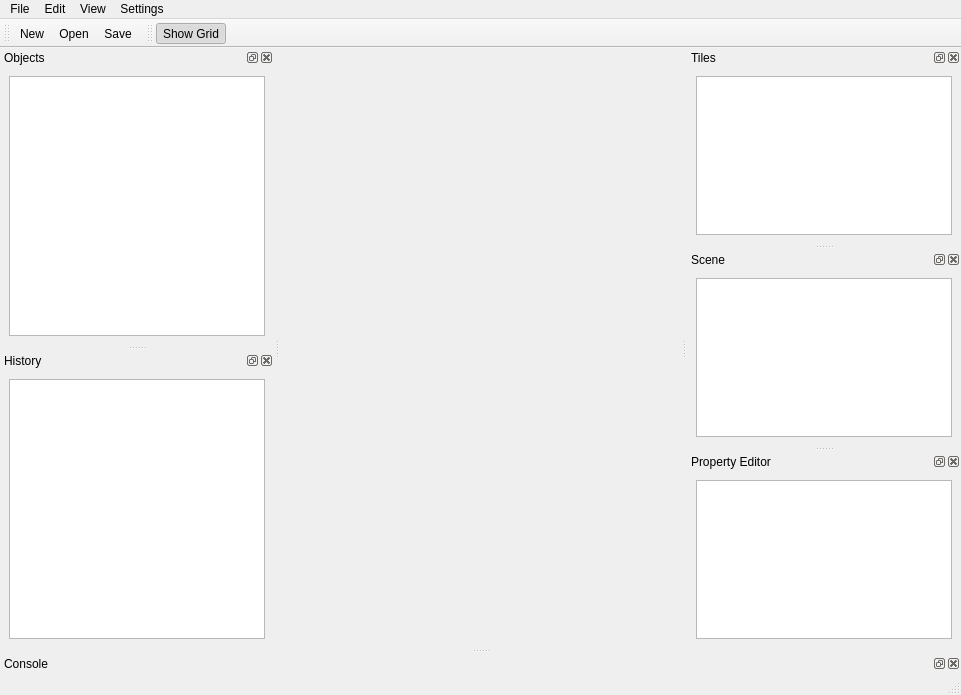
This is editor/editor.ui in tullrich/procyon as Qt 5 draws it before an edit. The edited form follows.
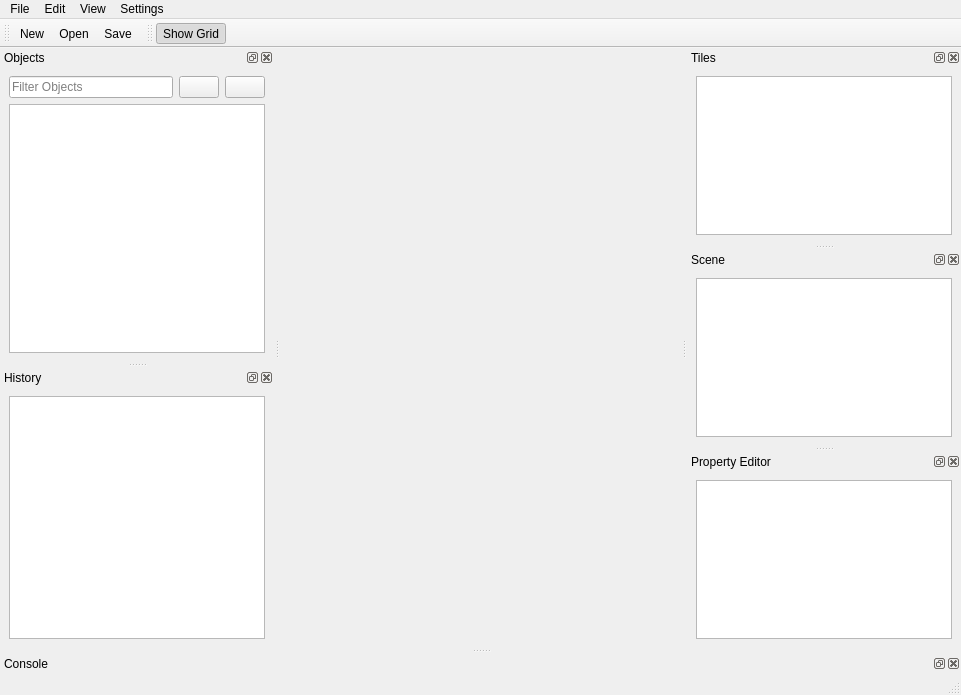
This is the edited form. Icons and pictures are not drawn. Custom widgets are drawn as their Qt base class.

Commit message: Changed the tree view (wip)

The edit to the form file:
```diff
--- a/editor/editor.ui
+++ b/editor/editor.ui
@@ -189,9 +189,72 @@
     <number>1</number>
    </attribute>
    <widget class="QWidget" name="dockWidgetContents_4">
-    <layout class="QHBoxLayout" name="horizontalLayout_2">
+    <layout class="QVBoxLayout" name="verticalLayout">
      <item>
-      <widget class="QTreeView" name="sceneTree"/>
+      <widget class="QWidget" name="widget" native="true">
+       <layout class="QHBoxLayout" name="horizontalLayout_2">
+        <property name="leftMargin">
+         <number>0</number>
+        </property>
+        <property name="topMargin">
+         <number>0</number>
+        </property>
+        <property name="rightMargin">
+         <number>0</number>
+        </property>
+        <property name="bottomMargin">
+         <number>0</number>
+        </property>
+        <item>
+         <widget class="QLineEdit" name="sceneTreeFilter">
+          <property name="inputMask">
+           <string/>
+          </property>
+          <property name="text">
+           <string/>
+          </property>
+          <property name="placeholderText">
+           <string>Filter Objects</string>
+          </property>
+         </widget>
+        </item>
+        <item>
+         <widget class="QPushButton" name="sceneTreeAddBtn">
+          <property name="toolTip">
+           <string>Add Object</string>
+          </property>
+          <property name="text">
+           <string/>
+          </property>
+          <property name="icon">
+           <iconset resource="editor_resources.qrc">
+            <normaloff>:/resources/plus-button.png</normaloff>:/resources/plus-button.png</iconset>
+          </property>
+         </widget>
+        </item>
+        <item>
+         <widget class="QPushButton" name="sceneTreeDeleteBtn">
+          <property name="toolTip">
+           <string>Delete Entity</string>
+          </property>
+          <property name="text">
+           <string/>
+          </property>
+          <property name="icon">
+           <iconset resource="editor_resources.qrc">
+            <normaloff>:/resources/cross-button.png</normaloff>:/resources/cross-button.png</iconset>
+          </property>
+         </widget>
+        </item>
+       </layout>
+      </widget>
+     </item>
+     <item>
+      <widget class="QTreeView" name="sceneTree">
+       <attribute name="headerVisible">
+        <bool>false</bool>
+       </attribute>
+      </widget>
      </item>
     </layout>
    </widget>
```
The commit also changes 1 other file.
